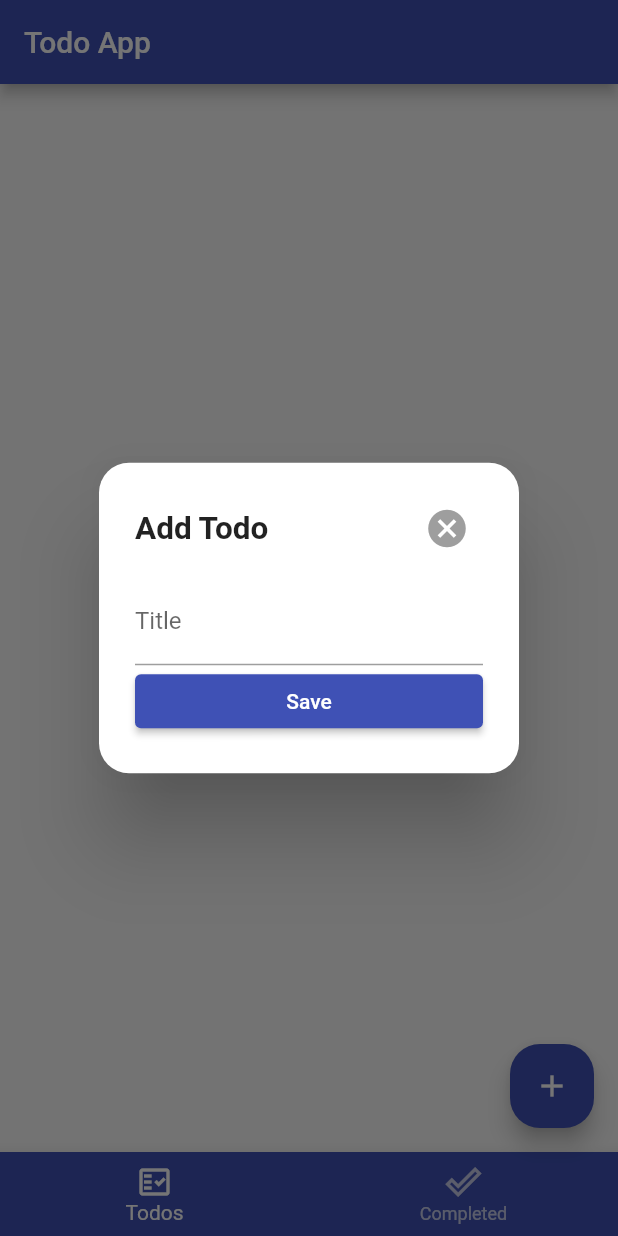
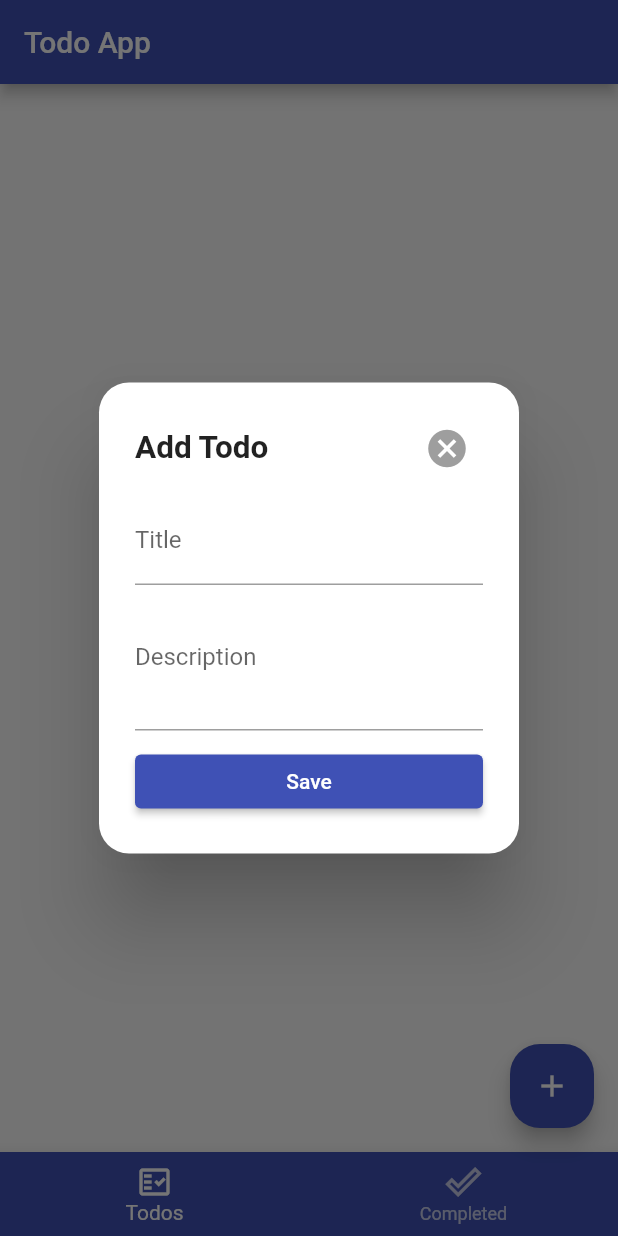
Before and after one commit to ramtiga/todo_with_firebase, a Flutter app: the screen it shows after launch, after a tap on the "add" icon, on a phone screen of 412 x 824 dp. Run offline on Flutter 3.47's test engine with Material 2 defaults, Android fonts, the phone set to English and light mode, and no system bars; our stand-ins replace flutter_riverpod.

Commit message:
Add riverpod

```diff
--- a/lib/main.dart
+++ b/lib/main.dart
@@ -1,8 +1,12 @@
 import 'package:flutter/material.dart';
-import 'package:todo_with_firebase/todo_form_widget.dart';
+import 'package:flutter_riverpod/flutter_riverpod.dart';
+import 'package:todo_with_firebase/provider/todos.dart';
+
+final selectTabProvider = StateProvider<int>((ref) => 0);
+final todoProvider = ChangeNotifierProvider((ref) => TodosProvider());
 
 void main() {
-  runApp(MyApp());
+  runApp(ProviderScope(child: MyApp()));
 }
 
 class MyApp extends StatelessWidget {
@@ -19,23 +23,14 @@ class MyApp extends StatelessWidget {
   }
 }
 
-class MyHomePage extends StatefulWidget {
-  MyHomePage({Key key, this.title}) : super(key: key);
-
-  final String title;
-
+class MyHomePage extends ConsumerWidget {
   @override
-  _MyHomePageState createState() => _MyHomePageState();
-}
-
-class _MyHomePageState extends State<MyHomePage> {
-  int selectedIndex = 0;
-  @override
-  Widget build(BuildContext context) {
+  Widget build(BuildContext context, watch) {
     final tabs = [
       Container(),
       Container(),
     ];
+    final selectedIndex = watch(selectTabProvider);
 
     return Scaffold(
       appBar: AppBar(
@@ -45,10 +40,8 @@ class _MyHomePageState extends State<MyHomePage> {
         backgroundColor: Theme.of(context).primaryColor,
         unselectedItemColor: Colors.white.withOpacity(0.7),
         selectedItemColor: Colors.white,
-        currentIndex: selectedIndex,
-        onTap: (value) => setState(() {
-          selectedIndex = value;
-        }),
+        currentIndex: selectedIndex.state,
+        onTap: (value) => selectedIndex.state = value,
         items: [
           BottomNavigationBarItem(
               icon: Icon(Icons.fact_check_outlined), label: 'Todos'),
@@ -56,7 +49,7 @@ class _MyHomePageState extends State<MyHomePage> {
               icon: Icon(Icons.done_outline_outlined), label: 'Completed'),
         ],
       ),
-      body: tabs[selectedIndex],
+      body: tabs[0],
       floatingActionButton: FloatingActionButton(
           shape:
               RoundedRectangleBorder(borderRadius: BorderRadius.circular(20)),
@@ -71,20 +64,15 @@ class _MyHomePageState extends State<MyHomePage> {
   }
 }
 
-class AddTodoDialogWidget extends StatefulWidget {
-  AddTodoDialogWidget({Key key}) : super(key: key);
+class AddTodoDialogWidget extends ConsumerWidget {
+  final _formKey = GlobalKey<FormState>();
+  final title = TextEditingController();
+  final description = TextEditingController();
 
   @override
-  _AddTodoDialogWidgetState createState() => _AddTodoDialogWidgetState();
-}
-
-class _AddTodoDialogWidgetState extends State<AddTodoDialogWidget> {
-  final _formKey = GlobalKey<FormState>();
-  String title = '';
-  String description = '';
-
-  @override
-  Widget build(BuildContext context) => AlertDialog(
+  Widget build(BuildContext context,
+          T Function<T>(ProviderBase<Object, T> provider) watch) =>
+      AlertDialog(
         shape: RoundedRectangleBorder(
           borderRadius: BorderRadius.circular(20),
         ),
@@ -105,13 +93,71 @@ class _AddTodoDialogWidgetState extends State<AddTodoDialogWidget> {
               ],
             ),
             const SizedBox(height: 8),
-            TodoFormWidget(
-              onChangedTitle: (title) => setState(() => this.title = title),
-              onChangedDescription: (description) =>
-                  setState(() => this.description = description),
-              onSavedTodo: () {},
+            _buildFormWidget(context),
+            //onChangedTitle: (title) => this.title = title,
+            //onChangedDescription: (description) =>
+            //this.description = description,
+            //  onSavedTodo: () {
+            //final todo = Todo(
+            //  title: title.text,
+            //  description: description.text,
+            //  createdTime: DateTime.now(),
+            //  id: DateTime.now().toString(),
+            //final todos = watch(todoProvider);
+            //todos.addTodo(todo);
+            //Navigator.of(context).pop();
+          ],
+        ),
+      );
+  Widget _buildFormWidget(context) {
+    return SingleChildScrollView(
+      child: Form(
+        key: _formKey,
+        child: Column(
+          children: [
+            TextFormField(
+              controller: title,
+              maxLines: 1,
+              decoration: InputDecoration(
+                border: UnderlineInputBorder(),
+                labelText: 'Title',
+              ),
+              validator: (value) {
+                if (value.isEmpty) {
+                  return 'Please enter a title';
+                } else {
+                  return null;
+                }
+              },
+            ),
+            TextFormField(
+              controller: description,
+              maxLines: 3,
+              decoration: InputDecoration(
+                border: UnderlineInputBorder(),
+                labelText: 'Description',
+              ),
+            ),
+            SizedBox(
+              height: 10,
+            ),
+            SizedBox(
+              width: double.infinity,
+              child: ElevatedButton(
+                  style: ButtonStyle(
+                      backgroundColor:
+                          MaterialStateProperty.all(Colors.indigo)),
+                  onPressed: () {
+                    if (!_formKey.currentState.validate()) {
+                      return;
+                    }
+                    Navigator.of(context).pop();
+                  },
+                  child: Text('Save', style: TextStyle(color: Colors.white))),
             ),
           ],
         ),
-      );
+      ),
+    );
+  }
 }
--- /dev/null
+++ b/lib/model/todo.dart
@@ -0,0 +1,17 @@
+import 'package:flutter/cupertino.dart';
+
+class Todo {
+  String title;
+  String description;
+  DateTime createdTime;
+  String id;
+  bool isDone;
+
+  Todo({
+    @required this.title,
+    this.description = '',
+    @required this.createdTime,
+    this.id = '',
+    this.isDone = false,
+  });
+}
--- a/lib/todo_form_widget.dart
+++ b/lib/todo_form_widget.dart
@@ -1,4 +1,8 @@
 import 'package:flutter/material.dart';
+import 'package:flutter_riverpod/flutter_riverpod.dart';
+import 'package:todo_with_firebase/provider/todos.dart';
+
+final todoProvider = ChangeNotifierProvider((ref) => TodosProvider());
 
 class TodoFormWidget extends StatelessWidget {
   final String title;
@@ -22,11 +26,11 @@ class TodoFormWidget extends StatelessWidget {
           mainAxisSize: MainAxisSize.min,
           children: [
             buildTitle(),
-            buildSave(),
+            buildDescription(),
+            buildSaveButton(),
           ],
         ),
       );
-}
 
   Widget buildTitle() => TextFormField(
         maxLines: 1,
@@ -34,16 +38,33 @@ Widget buildTitle() => TextFormField(
           border: UnderlineInputBorder(),
           labelText: 'Title',
         ),
+        validator: (value) {
+          if (value.isEmpty) {
+            return 'タイトルを入力してください';
+          } else {
+            return null;
+          }
+        },
       );
 
-Widget buildSave() => SizedBox(
+  Widget buildDescription() => TextFormField(
+        maxLines: 3,
+        initialValue: description,
+        decoration: InputDecoration(
+          border: UnderlineInputBorder(),
+          labelText: 'Description',
+        ),
+      );
+
+  Widget buildSaveButton() => SizedBox(
         width: double.infinity,
         child: ElevatedButton(
             style: ButtonStyle(
                 backgroundColor: MaterialStateProperty.all(Colors.indigo)),
-          onPressed: () {},
+            onPressed: onSavedTodo,
             child: Text(
               'Save',
               style: TextStyle(color: Colors.white),
             )),
       );
+}
--- a/pubspec.yaml
+++ b/pubspec.yaml
@@ -28,6 +28,7 @@ dependencies:
   # The following adds the Cupertino Icons font to your application.
   # Use with the CupertinoIcons class for iOS style icons.
   cupertino_icons: ^1.0.0
+  flutter_riverpod: ^0.12.0
 
 dev_dependencies:
   flutter_test:
```
Also changed, not shown: lib/provider/todos.dart (added, +28 -0 lines), pubspec.lock. Lines whose indentation alone changed are shown as unchanged.
